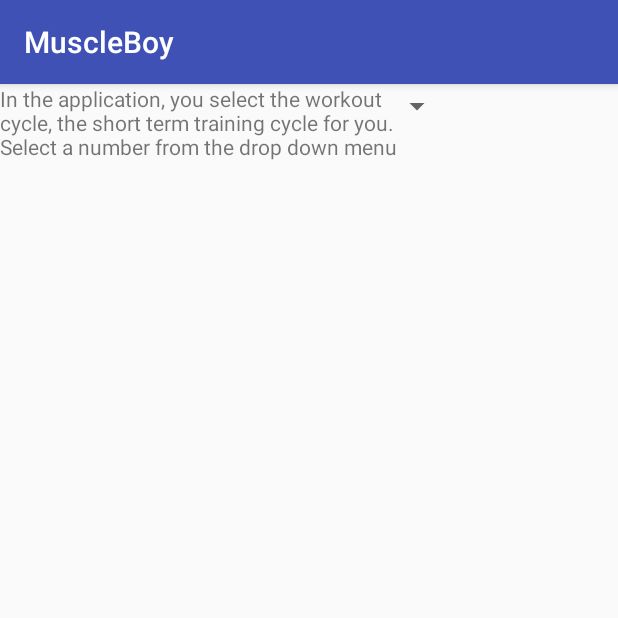
After one commit to kangwill/MuscleBoy, an Android app: the Setting screen opened directly, with no data from a screen before it, on a phone screen of 412 x 824 dp, the top half of it. The commit adds this screen. Run offline under Robolectric (Android 15) with nearby library versions, the phone set to English and light mode, and no system bars.

Commit message:
Kalpan changes at 12:37

```diff
--- a/app/src/main/AndroidManifest.xml
+++ b/app/src/main/AndroidManifest.xml
@@ -6,10 +6,10 @@
         android:allowBackup="true"
         android:icon="@mipmap/ic_launcher"
         android:label="@string/app_name"
+        android:largeHeap="true"
         android:roundIcon="@mipmap/ic_launcher_round"
         android:supportsRtl="true"
-        android:theme="@style/AppTheme"
-        android:largeHeap="true">
+        android:theme="@style/AppTheme">
         <activity android:name=".MainActivity">
             <intent-filter>
                 <action android:name="android.intent.action.MAIN" />
@@ -20,6 +20,8 @@
         <activity android:name=".Body" />
         <activity android:name=".Journal" />
         <activity android:name=".BackBody" />
+        <activity android:name=".Setting" />
+        <activity android:name=".QuestionActivity" />
     </application>
 
 </manifest>
--- /dev/null
+++ b/app/src/main/java/com/example/willipai/muscleboy/Setting.java
@@ -0,0 +1,19 @@
+package com.example.willipai.muscleboy;
+
+import android.support.v7.app.AppCompatActivity;
+import android.os.Bundle;
+import android.widget.Spinner;
+
+public class Setting extends AppCompatActivity {
+
+    @Override
+    protected void onCreate(Bundle savedInstanceState) {
+        super.onCreate(savedInstanceState);
+        setContentView(R.layout.activity_setting);
+        gotoFunction();
+    }
+    public void gotoFunction()
+    {
+        //Spinner spinner
+    }
+}
--- /dev/null
+++ b/app/src/main/res/layout/activity_setting.xml
@@ -0,0 +1,24 @@
+<?xml version="1.0" encoding="utf-8"?>
+<android.support.constraint.ConstraintLayout xmlns:android="http://schemas.android.com/apk/res/android"
+    xmlns:app="http://schemas.android.com/apk/res-auto"
+    xmlns:tools="http://schemas.android.com/tools"
+    android:layout_width="match_parent"
+    android:layout_height="match_parent"
+    tools:context="com.example.willipai.muscleboy.Setting">
+
+    <TextView
+        android:id="@+id/textView2"
+        android:layout_width="288dp"
+        android:layout_height="61dp"
+        android:text="In the application, you select the workout cycle, the short term training cycle for you. Select a number from the drop down menu"
+        android:visibility="visible"
+        tools:layout_editor_absoluteX="35dp"
+        tools:layout_editor_absoluteY="30dp" />
+
+    <Spinner
+        android:id="@+id/spinner"
+        android:layout_width="302dp"
+        android:layout_height="30dp"
+        tools:layout_editor_absoluteX="24dp"
+        tools:layout_editor_absoluteY="109dp" />
+</android.support.constraint.ConstraintLayout>
```
Also changed, not shown: app/src/main/java/com/example/willipai/muscleboy/MainActivity.java (+22 -2 lines), app/src/main/java/com/example/willipai/muscleboy/QuestionActivity.java (added, +13 -0 lines), app/src/main/res/layout/activity_question.xml (added, +24 -0 lines).
